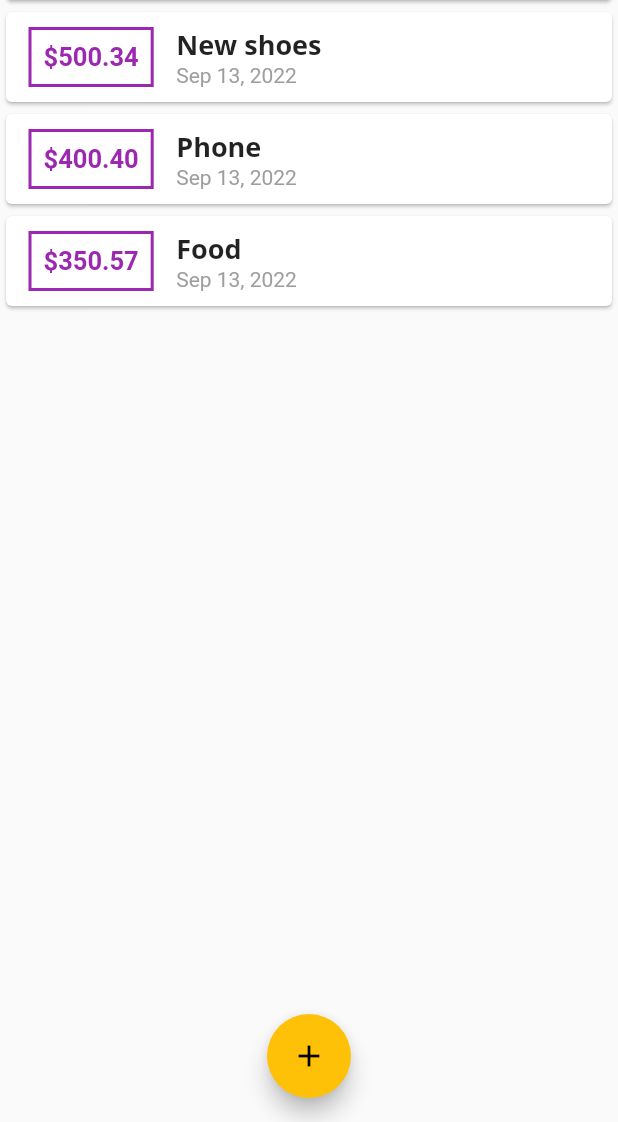
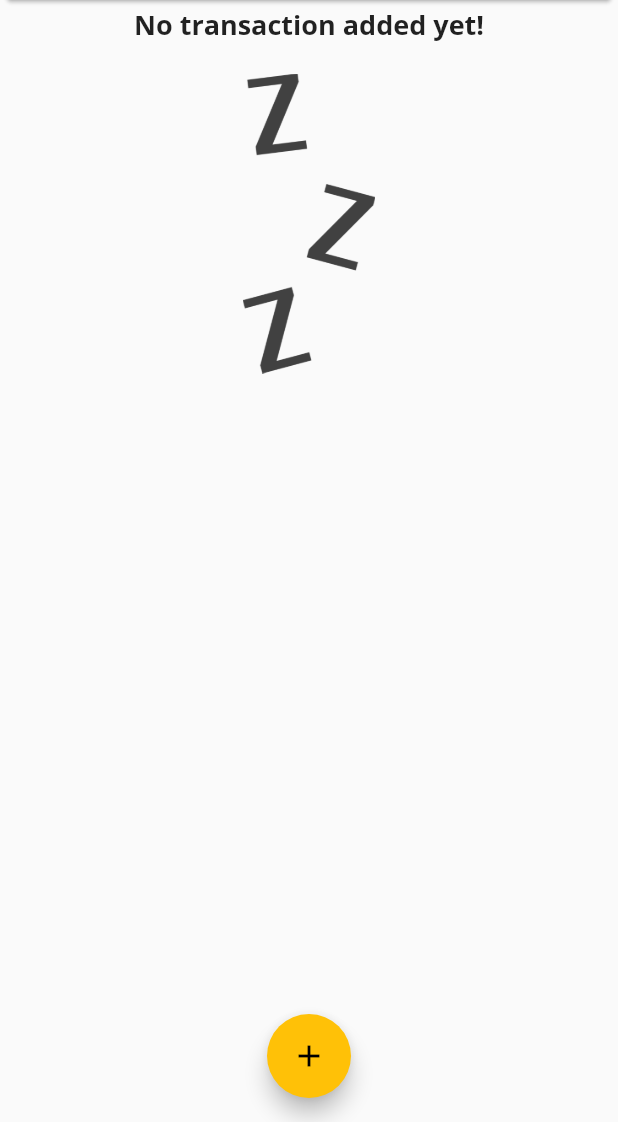
Before and after one commit to NgangaMichael/expense-planner, a Flutter app: the screen it shows after launch, on a phone screen of 412 x 824 dp, the part 114-1236 px from its top. Run offline on Flutter 3.47's test engine with Material 2 defaults, Android fonts, the phone set to English and light mode, and no system bars.

Commit message:
added an image and logic for displaying the image when thier are no transactions

```diff
--- a/lib/main.dart
+++ b/lib/main.dart
@@ -48,9 +48,9 @@ class MyHomePage extends StatefulWidget {
 class _MyHomePageState extends State<MyHomePage> {
 
   final List<Transaction> _userTransactions = [
-    Transaction(id: 't1', title: 'New shoes', amount: 500.34, date: DateTime.now()),
-    Transaction(id: 't2', title: 'Phone', amount: 400.4, date: DateTime.now()),
-    Transaction(id: 't3', title: 'Food', amount: 350.57, date: DateTime.now()),
+    // Transaction(id: 't1', title: 'New shoes', amount: 500.34, date: DateTime.now()),
+    // Transaction(id: 't2', title: 'Phone', amount: 400.4, date: DateTime.now()),
+    // Transaction(id: 't3', title: 'Food', amount: 350.57, date: DateTime.now()),
   ];
 
   void _addNewTransaction(String txTitle, double txAmount){
--- a/lib/widgets/transaction_list.dart
+++ b/lib/widgets/transaction_list.dart
@@ -11,7 +11,24 @@ class TransactionList extends StatelessWidget {
   Widget build(BuildContext context) {
     return Container(
       height: 300,
-      child: ListView.builder(
+      child: transactions.isEmpty ? Column(
+        children: [
+          Text('No transaction added yet!',
+          style: Theme.of(context).textTheme.subtitle1,
+          ),
+
+          SizedBox(
+            height: 20,
+          ),
+
+          Container(
+            height: 200,
+            child: Image.asset('assets/images/waiting.png',
+            fit: BoxFit.cover,
+            ),
+          )
+        ],
+      ) : ListView.builder(
         itemBuilder: (ctx, index) {
             return Card(
               child: Row(
--- a/pubspec.yaml
+++ b/pubspec.yaml
@@ -59,8 +59,8 @@ flutter:
   uses-material-design: true
 
   # To add assets to your application, add an assets section, like this:
-  # assets:
-  #   - images/a_dot_burr.jpeg
+  assets:
+    - assets/images/
   #   - images/a_dot_ham.jpeg
 
   # An image asset can refer to one or more resolution-specific "variants", see
```
Also changed, not shown: assets/images/waiting.png (added).
